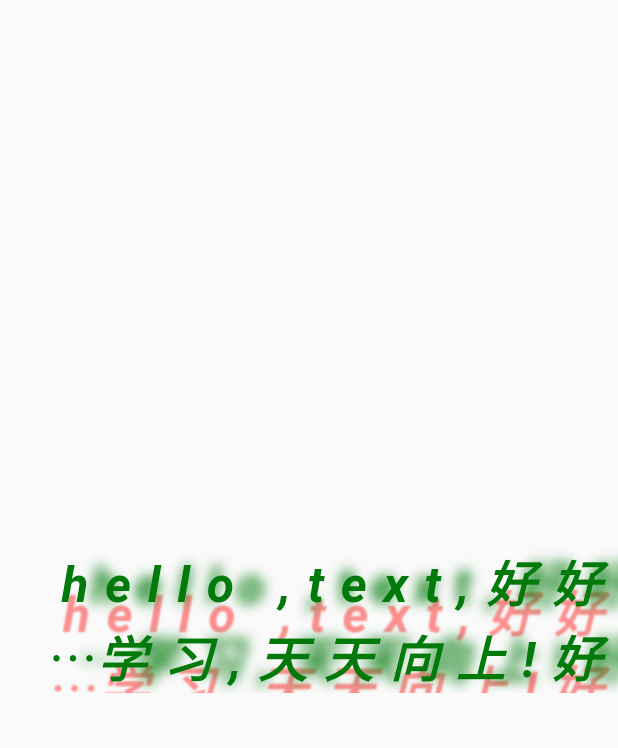
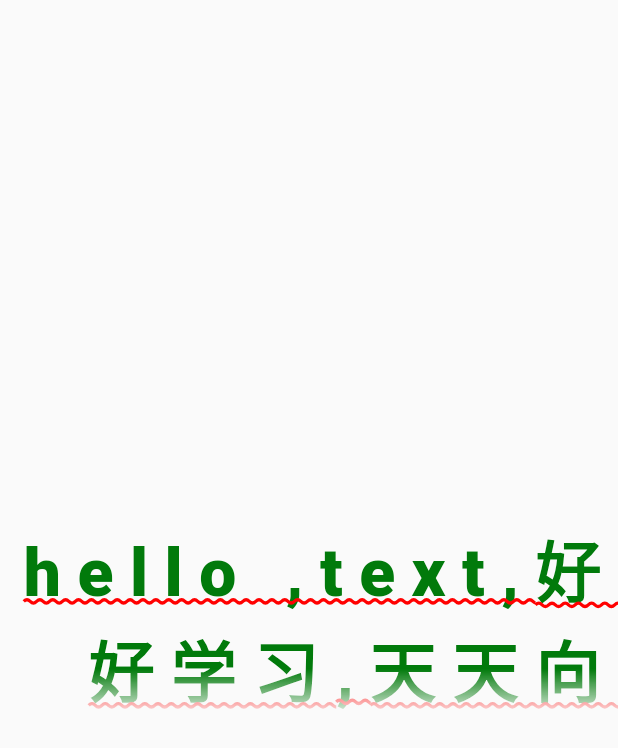
Before and after one commit to zdRan/learning, a Flutter app: the screen it shows after launch, on a phone screen of 412 x 824 dp. Shown: the top 748 px of the screen. Run offline on Flutter 3.47's test engine with Material 2 defaults, Android fonts, the phone set to English and light mode, and no system bars.

Commit message:
更新代码

```diff
--- a/flutter/flutter_01/lib/TextDemo.dart
+++ b/flutter/flutter_01/lib/TextDemo.dart
@@ -1,12 +1,12 @@
 import 'package:flutter/material.dart';
 
+void main() => runApp(TextDemo());
 class TextDemo extends StatelessWidget{
 
   @override
   Widget build(BuildContext context) {
     var background = Paint();
     background.color = Color.fromARGB(111, 255, 1, 1);
-
     var foreground = Paint();
     foreground.color =  Color.fromARGB(255, 1, 122, 11);
 
@@ -29,23 +29,23 @@ class TextDemo extends StatelessWidget{
             textAlign: TextAlign.start,
             textDirection: TextDirection.rtl,
             maxLines: 2,
-
-            overflow: TextOverflow.ellipsis,
+            overflow: TextOverflow.fade ,
+            //textScaleFactor: 1,
             style: TextStyle(
               //background: background,
               //color: Color.fromARGB(255, 1, 122, 11),
-              // decoration: TextDecoration.underline,
-              // decorationColor: Color.fromRGBO(255, 1, 1, 11),
-              // decorationStyle: TextDecorationStyle.wavy,
-              fontSize: 33,
-              fontStyle: FontStyle.italic,
-              fontWeight: FontWeight.w700,
+              decoration: TextDecoration.underline,
+              decorationColor: Color.fromRGBO(255, 1, 1, 11),
+              decorationStyle: TextDecorationStyle.wavy ,
+              fontSize: 44,
+              fontStyle: FontStyle.normal,
+              fontWeight: FontWeight.w900,
               //与color 值冲突
               foreground: foreground,
               height: 1.5,
               letterSpacing: 11,
-              shadows: shadowsList,
-              wordSpacing: 11
+              //shadows: shadowsList,
+              wordSpacing: 122
               ),
               ),
 
```
